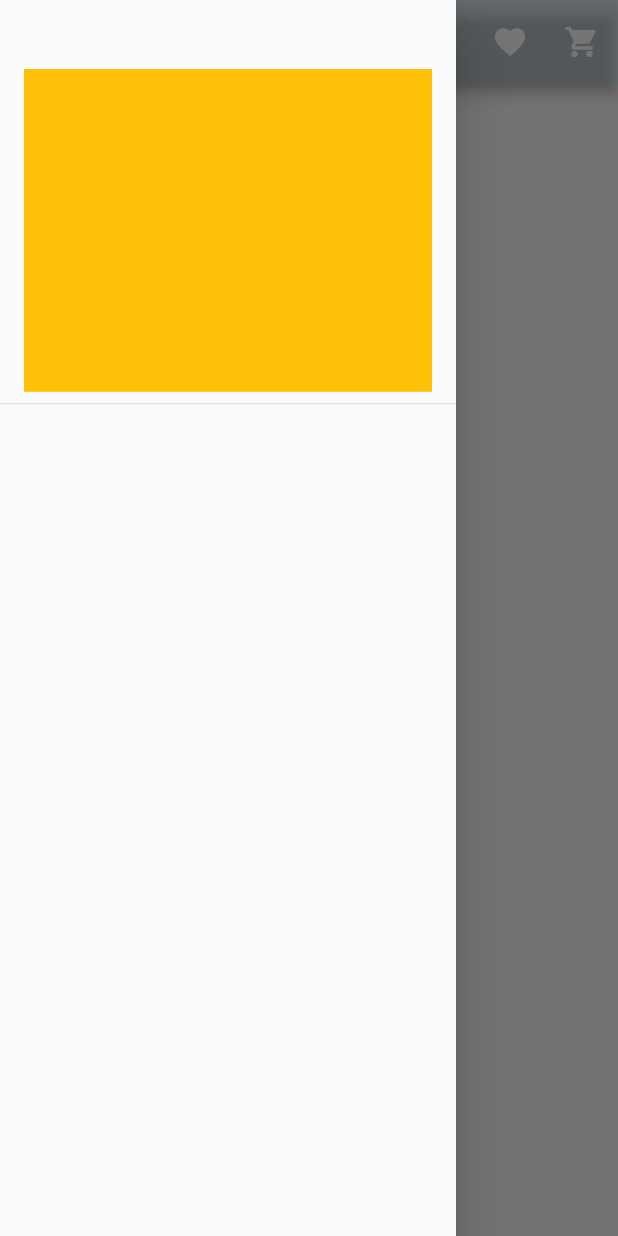
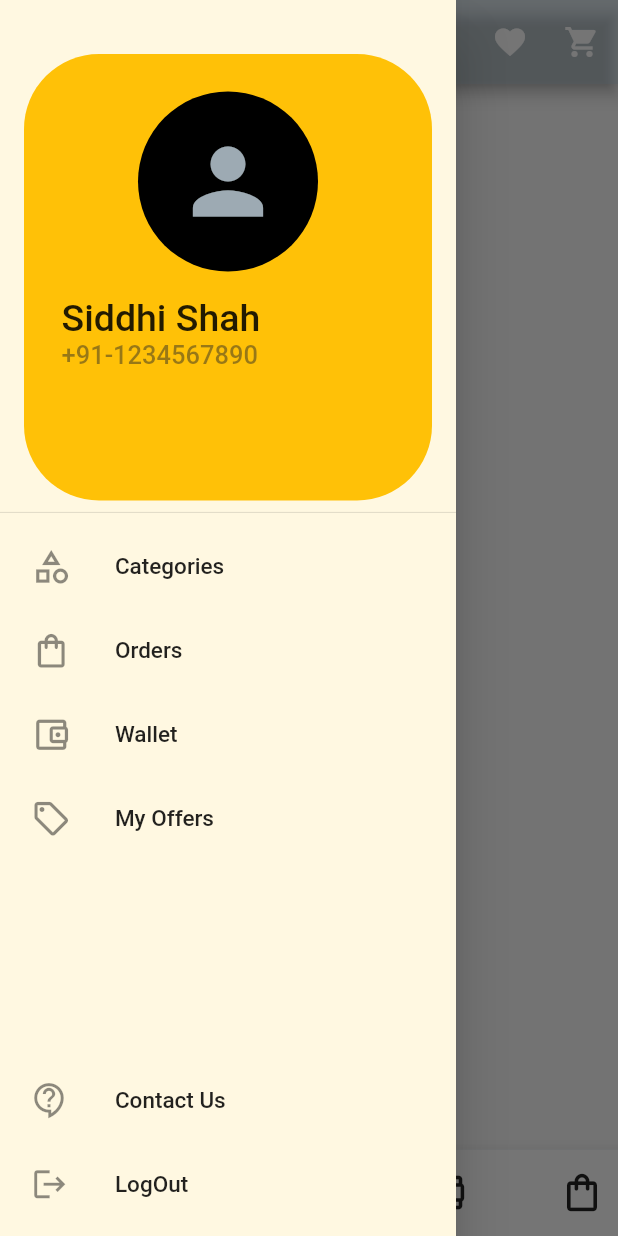
Before and after one commit to siddhishah109/Anubhav-Flutter, a Flutter app: the screen it shows after launch, with the side drawer open, on a phone screen of 412 x 824 dp. Run offline on Flutter 3.47's test engine with Material 2 defaults, Android fonts, the phone set to English and light mode, and no system bars.

Commit message:
bottom navigation +drawer

```diff
--- a/lib/Pages/homepage.dart
+++ b/lib/Pages/homepage.dart
@@ -1,3 +1,5 @@
+import 'dart:ui';
+
 import 'package:ecommerce/Pages/searchpage.dart';
 import 'package:flutter/cupertino.dart';
 import 'package:flutter/material.dart';
@@ -29,22 +31,189 @@ class _HomePageState extends State<HomePage> {
         ],
       ),
       drawer: Drawer(
+          backgroundColor: Colors.amber[50],
           child: Column(
             children: [
               const SizedBox(
-            height: 30,
+                height: 20,
               ),
               Container(
-            height: h * 0.3,
+                height: h * 0.4,
+                width: w * 0.8,
                 child: DrawerHeader(
                     child: Container(
+                  padding: EdgeInsets.all(5),
+                  decoration: const BoxDecoration(
+                      borderRadius: BorderRadius.all(Radius.circular(50)),
+                      color: Colors.amber),
                   child: Container(
-                decoration: const BoxDecoration(color: Colors.amber),
+                      padding: EdgeInsets.all(20),
+                      height: h * 0.3,
+                      width: w * 0.7,
+                      child: ListView(
+                        children: [
+                          Container(
+                            child: const CircleAvatar(
+                              radius: 60,
+                              backgroundColor: Colors.black,
+                              child: Icon(
+                                Icons.person,
+                                color: Color.fromARGB(206, 194, 211, 221),
+                                size: 70,
                               ),
-            )),
+                            ),
+                          ),
+                          Container(
+                            padding: EdgeInsets.only(top: h * 0.02),
+                            child: Text(
+                              'Siddhi Shah',
+                              style: TextStyle(fontSize: 25),
+                            ),
+                          ),
+                          Container(
+                            child: Text(
+                              '+91-1234567890',
+                              style: TextStyle(
+                                  fontSize: 17,
+                                  color: Color.fromARGB(120, 37, 38, 39)),
+                            ),
                           ),
                         ],
                       )),
+                )),
+              ),
+              ListTile(
+                contentPadding: EdgeInsets.only(left: w * 0.05),
+                leading: const Icon(
+                  Icons.category_outlined,
+                  size: 27,
+                ),
+                title: const Text(
+                  "Categories",
+                  style: TextStyle(fontSize: 15),
+                ),
+                onTap: (() {
+                  // open categories
+                }),
+              ),
+              ListTile(
+                contentPadding: EdgeInsets.only(left: w * 0.05),
+                leading: const Icon(
+                  Icons.shopping_bag_outlined,
+                  size: 27,
+                ),
+                title: const Text(
+                  "Orders",
+                  style: TextStyle(fontSize: 15),
+                ),
+                onTap: (() {
+                  // open orders
+                }),
+              ),
+              ListTile(
+                contentPadding: EdgeInsets.only(left: w * 0.05),
+                leading: const Icon(
+                  Icons.account_balance_wallet_outlined,
+                  size: 27,
+                ),
+                title: const Text(
+                  "Wallet",
+                  style: TextStyle(fontSize: 15),
+                ),
+                onTap: (() {
+                  // open categories
+                }),
+              ),
+              ListTile(
+                contentPadding: EdgeInsets.only(left: w * 0.05),
+                leading: const Icon(
+                  Icons.local_offer_outlined,
+                  size: 27,
+                ),
+                title: const Text(
+                  "My Offers",
+                  style: TextStyle(fontSize: 15),
+                ),
+                onTap: (() {
+                  // open categories
+                }),
+              ),
+              SizedBox(
+                height: h * 0.16,
+                child: Container(
+                  color: Colors.amber[50],
+                ),
+              ),
+              ListTile(
+                contentPadding: EdgeInsets.only(left: w * 0.05),
+                leading: const Icon(
+                  Icons.contact_support_outlined,
+                  size: 25,
+                ),
+                title: const Text(
+                  "Contact Us",
+                  style: TextStyle(fontSize: 15),
+                ),
+                onTap: (() {
+                  // open contact
+                }),
+              ),
+              ListTile(
+                contentPadding: EdgeInsets.only(left: w * 0.05),
+                leading: const Icon(
+                  Icons.logout,
+                  size: 25,
+                ),
+                title: const Text(
+                  "LogOut",
+                  style: TextStyle(fontSize: 15),
+                ),
+                onTap: (() {
+                  // open orders
+                }),
+              ),
+            ],
+          )),
+      bottomNavigationBar: Container(
+        decoration: BoxDecoration(
+          color: Color.fromARGB(78, 172, 206, 226),
+        ),
+        height: h * 0.07,
+        child: BottomAppBar(
+            child: Row(
+          children: [
+            IconButton(
+              onPressed: (() {}),
+              icon: const Icon(Icons.home),
+              iconSize: 30,
+            ),
+            Spacer(),
+            IconButton(
+              onPressed: (() {}),
+              icon: const Icon(Icons.category_outlined),
+              iconSize: 30,
+            ),
+            Spacer(),
+            IconButton(
+              onPressed: (() {}),
+              icon: const Icon(Icons.person),
+              iconSize: 30,
+            ),
+            Spacer(),
+            IconButton(
+              onPressed: (() {}),
+              icon: const Icon(Icons.account_balance_wallet_outlined),
+              iconSize: 30,
+            ),
+            Spacer(),
+            IconButton(
+              onPressed: (() {}),
+              icon: const Icon(Icons.shopping_bag_outlined),
+              iconSize: 30,
+            ),
+          ],
+        )),
+      ),
     );
   }
 }
```
Also changed, not shown: img/users.png (added). Lines whose indentation alone changed are shown as unchanged.
